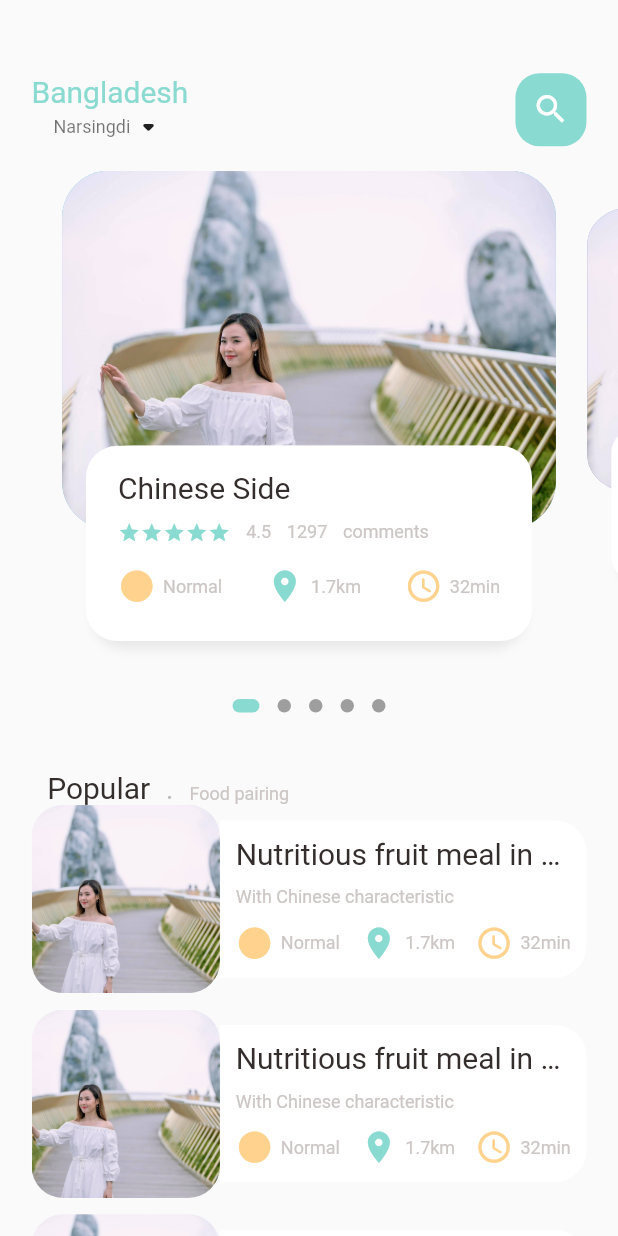
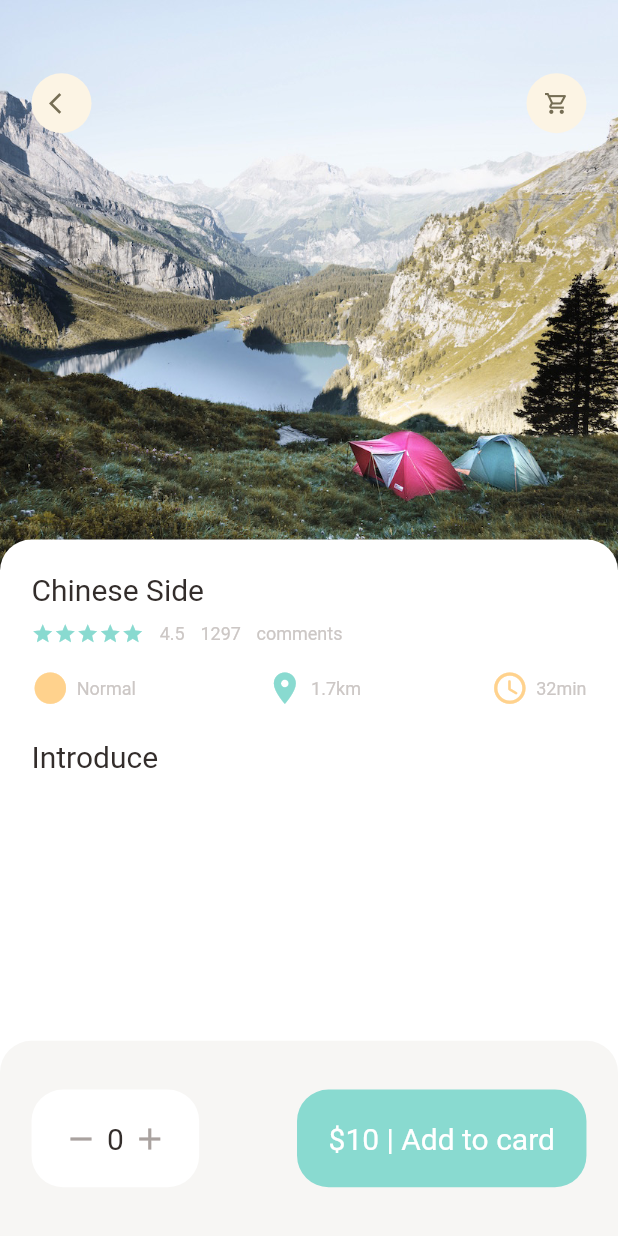
Before and after one commit to miyarin-tn/flutter_application, a Flutter app: the screen it shows after launch, on a phone screen of 412 x 824 dp. Run offline on Flutter 3.47's test engine with Material 2 defaults, Android fonts, the phone set to English and light mode, and no system bars; drawn by our look-alikes of dots_indicator; our stand-ins replace get.

Commit message:
detail page

```diff
--- a/lib/main.dart
+++ b/lib/main.dart
@@ -1,6 +1,7 @@
 import 'package:flutter/material.dart';
 import 'package:get/get.dart';
-import 'package:flutter_application/home/main_food_page.dart';
+// import 'package:flutter_application/pages/home/main_food_page.dart';
+import 'package:flutter_application/pages/food/popular_food_detail.dart';
 
 void main() {
   runApp(const MyApp());
@@ -27,7 +28,7 @@
         // is not restarted.
         primarySwatch: Colors.blue,
       ),
-      home: const MainFoodPage(),
+      home: const PopularFoodDetail(),
     );
   }
 }
--- /dev/null
+++ b/lib/pages/food/popular_food_detail.dart
@@ -0,0 +1,129 @@
+import 'package:flutter/material.dart';
+import 'package:flutter_application/utils/colors.dart';
+import 'package:flutter_application/widgets/app_column.dart';
+import 'package:flutter_application/widgets/app_icon.dart';
+import 'package:flutter_application/utils/dimensions.dart';
+import 'package:flutter_application/widgets/big_text.dart';
+
+class PopularFoodDetail extends StatelessWidget {
+  const PopularFoodDetail({Key? key}) : super(key: key);
+
+  @override
+  Widget build(BuildContext context) {
+    return Scaffold(
+      backgroundColor: Colors.white,
+      body: Stack(
+        children: [
+          Positioned(
+            left: 0,
+            right: 0,
+            child: Container(
+              width: double.maxFinite,
+              height: Dimensions.popularFoodImgSize,
+              decoration: const BoxDecoration(
+                image: DecorationImage(
+                  image: AssetImage('images/lake.jpg'),
+                  fit: BoxFit.cover,
+                ),
+              ),
+            ),
+          ),
+          Positioned(
+            top: Dimensions.height45,
+            left: Dimensions.width20,
+            right: Dimensions.width20,
+            child: Row(
+              mainAxisAlignment: MainAxisAlignment.spaceBetween,
+              children: const [
+                AppIcon(icon: Icons.arrow_back_ios),
+                AppIcon(icon: Icons.shopping_cart_outlined),
+              ],
+            ),
+          ),
+          Positioned(
+            top: Dimensions.popularFoodImgSize - 20,
+            left: 0,
+            right: 0,
+            bottom: 0,
+            child: Container(
+              padding: EdgeInsets.only(
+                top: Dimensions.height20,
+                left: Dimensions.width20,
+                right: Dimensions.width20,
+              ),
+              decoration: BoxDecoration(
+                borderRadius: BorderRadius.only(
+                  topLeft: Radius.circular(Dimensions.radius20),
+                  topRight: Radius.circular(Dimensions.radius20),
+                ),
+                color: Colors.white,
+              ),
+              child: Column(
+                crossAxisAlignment: CrossAxisAlignment.start,
+                children: [
+                  const AppColumn(text: 'Chinese Side'),
+                  SizedBox(height: Dimensions.height20),
+                  BigText(text: 'Introduce'),
+                ],
+              ),
+            ),
+          ),
+        ],
+      ),
+      bottomNavigationBar: Container(
+        height: Dimensions.bottomHeightBar,
+        padding: EdgeInsets.only(
+          top: Dimensions.height30,
+          bottom: Dimensions.height30,
+          left: Dimensions.width20,
+          right: Dimensions.width20,
+        ),
+        decoration: BoxDecoration(
+          borderRadius: BorderRadius.only(
+            topLeft: Radius.circular(Dimensions.radius20),
+            topRight: Radius.circular(Dimensions.radius20),
+          ),
+          color: AppColors.buttonBackgroundColor,
+        ),
+        child: Row(
+          mainAxisAlignment: MainAxisAlignment.spaceBetween,
+          children: [
+            Container(
+              padding: EdgeInsets.all(Dimensions.width20),
+              decoration: BoxDecoration(
+                borderRadius: BorderRadius.circular(Dimensions.radius20),
+                color: Colors.white,
+              ),
+              child: Row(
+                children: [
+                  const Icon(
+                    Icons.remove,
+                    color: AppColors.signColor,
+                  ),
+                  SizedBox(width: (Dimensions.width10 / 2)),
+                  BigText(text: '0'),
+                  SizedBox(width: (Dimensions.width10 / 2)),
+                  const Icon(
+                    Icons.add,
+                    color: AppColors.signColor,
+                  ),
+                ],
+              ),
+            ),
+            Container(
+              padding: EdgeInsets.all(Dimensions.width20),
+              decoration: BoxDecoration(
+                borderRadius: BorderRadius.circular(Dimensions.radius20),
+                color: AppColors.mainColor,
+              ),
+              child: BigText(
+                text: '\$10 | Add to card',
+                color: Colors.white,
+              ),
+            ),
+          ],
+        ),
+      ),
+    );
+  }
+}
--- a/lib/home/food_page_body.dart
+++ b/lib/pages/home/food_page_body.dart
@@ -2,6 +2,7 @@
 import 'package:dots_indicator/dots_indicator.dart';
 import 'package:flutter_application/utils/colors.dart';
 import 'package:flutter_application/utils/dimensions.dart';
+import 'package:flutter_application/widgets/app_column.dart';
 import 'package:flutter_application/widgets/big_text.dart';
 import 'package:flutter_application/widgets/icon_and_text.dart';
 import 'package:flutter_application/widgets/small_text.dart';
@@ -228,57 +229,7 @@
                 ),
               ],
             ),
-            child: Container(
-              padding: EdgeInsets.all(Dimensions.height15),
-              child: Column(
-                crossAxisAlignment: CrossAxisAlignment.start,
-                children: [
-                  BigText(text: 'Chinese Side'),
-                  SizedBox(height: Dimensions.height10),
-                  Row(
-                    children: [
-                      Wrap(
-                        children: List.generate(
-                          5,
-                          (index) => const Icon(
-                            Icons.star,
-                            color: AppColors.mainColor,
-                            size: 15,
-                          ),
-                        ),
-                      ),
-                      SizedBox(width: Dimensions.width10),
-                      SmallText(text: '4.5'),
-                      SizedBox(width: Dimensions.width10),
-                      SmallText(text: '1297'),
-                      SizedBox(width: Dimensions.width10),
-                      SmallText(text: 'comments'),
-                    ],
-                  ),
-                  SizedBox(height: Dimensions.height15),
-                  Row(
-                    mainAxisAlignment: MainAxisAlignment.spaceBetween,
-                    children: const [
-                      IconAndText(
-                        icon: Icons.circle_sharp,
-                        text: 'Normal',
-                        iconColor: AppColors.iconColor1,
-                      ),
-                      IconAndText(
-                        icon: Icons.location_on,
-                        text: '1.7km',
-                        iconColor: AppColors.mainColor,
-                      ),
-                      IconAndText(
-                        icon: Icons.access_time_rounded,
-                        text: '32min',
-                        iconColor: AppColors.iconColor1,
-                      ),
-                    ],
-                  ),
-                ],
-              ),
-            ),
+            child: const AppColumn(text: 'Chinese Side'),
           ),
         ),
       ]),
--- a/lib/home/main_food_page.dart
+++ b/lib/pages/home/main_food_page.dart
@@ -1,5 +1,5 @@
 import 'package:flutter/material.dart';
-import 'package:flutter_application/home/food_page_body.dart';
+import 'package:flutter_application/pages/home/food_page_body.dart';
 import 'package:flutter_application/utils/colors.dart';
 import 'package:flutter_application/utils/dimensions.dart';
 import 'package:flutter_application/widgets/big_text.dart';
--- a/lib/utils/dimensions.dart
+++ b/lib/utils/dimensions.dart
@@ -22,6 +22,7 @@
   static double radius30 = screenWidth / 13.1;
 
   static double iconSize24 = screenWidth / 16.4;
+  static double iconSize16 = screenWidth / 24.6;
 
   static double pageView = screenHeight / 2.38;
   static double pageViewContainer = screenHeight / 3.45;
@@ -29,4 +30,8 @@
 
   static double listViewImgSize = screenWidth / 3.28;
   static double listViewTxtSize = screenWidth / 3.93;
+
+  static double popularFoodImgSize = screenHeight / 2.17;
+
+  static double bottomHeightBar = screenHeight / 6.33;
 }
--- /dev/null
+++ b/lib/widgets/app_column.dart
@@ -0,0 +1,64 @@
+import 'package:flutter/material.dart';
+import 'package:flutter_application/utils/colors.dart';
+import 'package:flutter_application/utils/dimensions.dart';
+import 'package:flutter_application/widgets/big_text.dart';
+import 'package:flutter_application/widgets/icon_and_text.dart';
+import 'package:flutter_application/widgets/small_text.dart';
+
+class AppColumn extends StatelessWidget {
+  final String text;
+
+  const AppColumn({Key? key, required this.text}) : super(key: key);
+
+  @override
+  Widget build(BuildContext context) {
+    return Column(
+      crossAxisAlignment: CrossAxisAlignment.start,
+      children: [
+        BigText(text: text),
+        SizedBox(height: Dimensions.height10),
+        Row(
+          children: [
+            Wrap(
+              children: List.generate(
+                5,
+                (index) => const Icon(
+                  Icons.star,
+                  color: AppColors.mainColor,
+                  size: 15,
+                ),
+              ),
+            ),
+            SizedBox(width: Dimensions.width10),
+            SmallText(text: '4.5'),
+            SizedBox(width: Dimensions.width10),
+            SmallText(text: '1297'),
+            SizedBox(width: Dimensions.width10),
+            SmallText(text: 'comments'),
+          ],
+        ),
+        SizedBox(height: Dimensions.height15),
+        Row(
+          mainAxisAlignment: MainAxisAlignment.spaceBetween,
+          children: const [
+            IconAndText(
+              icon: Icons.circle_sharp,
+              text: 'Normal',
+              iconColor: AppColors.iconColor1,
+            ),
+            IconAndText(
+              icon: Icons.location_on,
+              text: '1.7km',
+              iconColor: AppColors.mainColor,
+            ),
+            IconAndText(
+              icon: Icons.access_time_rounded,
+              text: '32min',
+              iconColor: AppColors.iconColor1,
+            ),
+          ],
+        ),
+      ],
+    );
+  }
+}
--- /dev/null
+++ b/lib/widgets/app_icon.dart
@@ -0,0 +1,34 @@
+import 'package:flutter/cupertino.dart';
+import 'package:flutter_application/utils/dimensions.dart';
+
+class AppIcon extends StatelessWidget {
+  final IconData icon;
+  final Color backgroundColor;
+  final Color? iconColor;
+  final double size;
+
+  const AppIcon({
+    Key? key,
+    required this.icon,
+    this.backgroundColor = const Color(0xFFfcf4e4),
+    this.iconColor = const Color(0xFF756d54),
+    this.size = 40,
+  }) : super(key: key);
+
+  @override
+  Widget build(BuildContext context) {
+    return Container(
+      width: size,
+      height: size,
+      decoration: BoxDecoration(
+        borderRadius: BorderRadius.circular(size / 2),
+        color: backgroundColor,
+      ),
+      child: Icon(
+        icon,
+        color: iconColor,
+        size: Dimensions.iconSize16,
+      ),
+    );
+  }
+}
```
